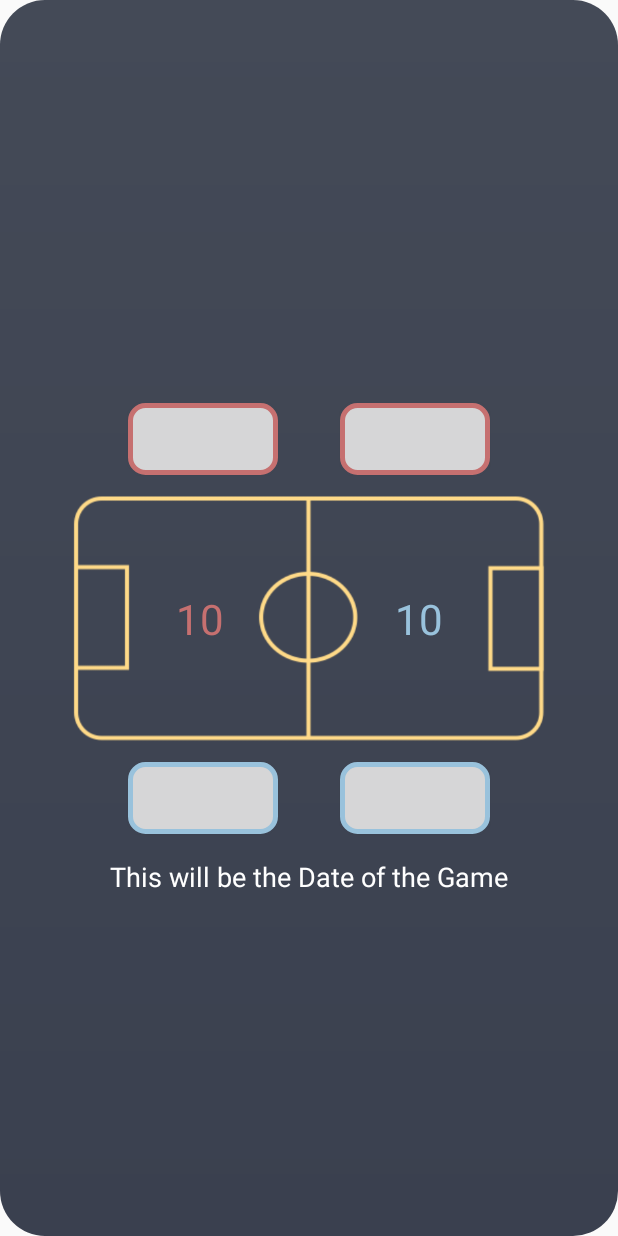
After one commit to s-msimic/SmartKickertisch, an Android app: the layout match_history_game_dialog_layout.xml on its own in the app's theme, with its tools: preview values and no code run, on a phone screen of 412 x 824 dp. The commit adds this screen. Run offline under Robolectric (Android 15) with nearby library versions, the phone set to English and light mode, and no system bars.

Commit message:
Added Dialog Layout for MatchHistory

```diff
--- a/app/src/main/java/com/example/matte/smartkickertisch/MatchHistoryFragment.java
+++ b/app/src/main/java/com/example/matte/smartkickertisch/MatchHistoryFragment.java
@@ -7,9 +7,7 @@ import android.support.annotation.Nullable;
 import android.support.v4.app.Fragment;
 import android.support.v7.widget.LinearLayoutManager;
 import android.support.v7.widget.RecyclerView;
-import android.text.format.DateUtils;
 import android.util.Log;
-import android.util.SparseArray;
 import android.view.LayoutInflater;
 import android.view.View;
 import android.view.ViewGroup;
@@ -22,9 +20,7 @@ import com.google.firebase.database.FirebaseDatabase;
 import com.google.firebase.database.Query;
 import com.google.firebase.database.ValueEventListener;
 
-import java.util.Collections;
 import java.util.HashMap;
-import java.util.TreeMap;
 
 
 /**
@@ -85,8 +81,9 @@ public class MatchHistoryFragment extends Fragment {
             recyclerViewAdapter = new MatchHistoryRecyclerViewAdapter(gamesMap);
             recyclerView.setAdapter(recyclerViewAdapter);
             recyclerViewAdapter.setOnItemClickListener(position1 -> {
-                Toast.makeText(getContext(), "Game Nr. " + position1, Toast.LENGTH_SHORT).show();
                 Log.i(TAG, "onItemClick: " + recyclerViewAdapter.dataMap.get(position1).getBlueTeamScore() + ":" + recyclerViewAdapter.dataMap.get(position1).getRedTeamScore());
+                MatchHistoryGameDialog dialog = new MatchHistoryGameDialog();
+                dialog.show(requireActivity().getSupportFragmentManager(), position1 + "");
             });
 
             Log.i(TAG, "onDataChange: finished");
--- /dev/null
+++ b/app/src/main/java/com/example/matte/smartkickertisch/MatchHistoryGameDialog.java
@@ -0,0 +1,40 @@
+package com.example.matte.smartkickertisch;
+
+import android.app.Dialog;
+import android.graphics.Color;
+import android.graphics.drawable.ColorDrawable;
+import android.os.Bundle;
+import android.support.annotation.NonNull;
+import android.support.v4.content.ContextCompat;
+import android.support.v7.app.AlertDialog;
+import android.support.v7.app.AppCompatDialogFragment;
+import android.view.LayoutInflater;
+import android.view.View;
+
+public class MatchHistoryGameDialog extends AppCompatDialogFragment {
+
+    @NonNull
+    @Override
+    public Dialog onCreateDialog(Bundle savedInstanceState) {
+        AlertDialog.Builder builder = new AlertDialog.Builder(getContext());
+
+        LayoutInflater inflater = getActivity().getLayoutInflater();
+        View view = inflater.inflate(R.layout.match_history_game_dialog_layout, null);
+        view.setBackground(ContextCompat.getDrawable(getContext(), R.drawable.match_history_dialog_background));
+        view.setClipToOutline(true);
+        builder.setView(view);
+        return builder.create();
+    }
+
+    @Override
+    public Dialog getDialog() {
+        return super.getDialog();
+    }
+
+    @Override
+    public void onStart() {
+        super.onStart();
+        if (getDialog().getWindow() != null)
+            getDialog().getWindow().setBackgroundDrawable(new ColorDrawable(Color.TRANSPARENT));
+    }
+}
--- a/app/src/main/java/com/example/matte/smartkickertisch/MatchHistoryRecyclerViewAdapter.java
+++ b/app/src/main/java/com/example/matte/smartkickertisch/MatchHistoryRecyclerViewAdapter.java
@@ -9,10 +9,7 @@ import android.view.View;
 import android.view.ViewGroup;
 import android.widget.TextView;
 
-import java.util.Collections;
 import java.util.HashMap;
-import java.util.SortedMap;
-import java.util.TreeMap;
 
 import de.hdodenhof.circleimageview.CircleImageView;
 
--- /dev/null
+++ b/app/src/main/res/drawable/match_history_dialog_background.xml
@@ -0,0 +1,14 @@
+<?xml version="1.0" encoding="utf-8"?>
+<shape xmlns:android="http://schemas.android.com/apk/res/android">
+    <gradient
+        android:startColor="@color/colorSignUpBackgroundDark"
+        android:endColor="@color/colorSignUpBackgroundBright"
+        android:angle="90"/>
+<corners
+    android:radius="30dp" />
+<padding
+    android:left="10dp"
+    android:top="10dp"
+    android:right="10dp"
+    android:bottom="10dp" />
+</shape>
--- a/app/src/main/res/layout/activity_lobby.xml
+++ b/app/src/main/res/layout/activity_lobby.xml
@@ -49,7 +49,6 @@
         app:layout_constraintBottom_toBottomOf="parent"
         app:layout_constraintStart_toStartOf="parent"
         app:layout_constraintEnd_toEndOf="parent"
-        app:layout_constraintVertical_bias="0.5"
         app:srcCompat="@drawable/soccerfield" />
 
     <com.example.matte.smartkickertisch.PlayerButtonTag
--- /dev/null
+++ b/app/src/main/res/layout/match_history_game_dialog_layout.xml
@@ -0,0 +1,116 @@
+<?xml version="1.0" encoding="utf-8"?>
+<android.support.constraint.ConstraintLayout
+    xmlns:android="http://schemas.android.com/apk/res/android"
+    android:layout_width="match_parent"
+    android:layout_height="match_parent"
+    xmlns:app="http://schemas.android.com/apk/res-auto"
+    android:id="@+id/matchHistoryGameDialog"
+    android:padding="16dp"
+    android:background="@drawable/match_history_dialog_background">
+
+    <com.example.matte.smartkickertisch.PlayerButtonTag
+        android:layout_width="100dp"
+        android:layout_height="wrap_content"
+        android:id="@+id/gameDialogRedDefensePlayerButtonTag"
+        android:background="@drawable/border_button_red"
+        android:textSize="12sp"
+        android:textColor="@color/colorWhite"
+        android:textAllCaps="false"
+        app:layout_constraintStart_toStartOf="@id/gameDialogSoccerFieldImageView"
+        app:layout_constraintEnd_toStartOf="@id/gameDialogRedOffensePlayerButtonTag"
+        app:layout_constraintBottom_toTopOf="@id/gameDialogSoccerFieldImageView"
+        />
+
+    <com.example.matte.smartkickertisch.PlayerButtonTag
+        android:layout_width="100dp"
+        android:layout_height="wrap_content"
+        android:id="@+id/gameDialogRedOffensePlayerButtonTag"
+        android:background="@drawable/border_button_red"
+        android:textSize="12sp"
+        android:textColor="@color/colorWhite"
+        android:textAllCaps="false"
+        app:layout_constraintStart_toEndOf="@id/gameDialogRedDefensePlayerButtonTag"
+        app:layout_constraintEnd_toEndOf="@id/gameDialogSoccerFieldImageView"
+        app:layout_constraintBottom_toTopOf="@id/gameDialogSoccerFieldImageView"
+        />
+
+    <ImageView
+        android:layout_width="324dp"
+        android:layout_height="191dp"
+        android:id="@+id/gameDialogSoccerFieldImageView"
+        app:srcCompat="@drawable/soccerfield"
+        app:layout_constraintTop_toTopOf="parent"
+        app:layout_constraintBottom_toBottomOf="parent"
+        app:layout_constraintStart_toStartOf="parent"
+        app:layout_constraintEnd_toEndOf="parent"
+        />
+
+    <TextView
+        android:layout_width="wrap_content"
+        android:layout_height="wrap_content"
+        android:id="@+id/gameDialogBlueTeamScoreTextView"
+        android:text="10"
+        android:textSize="28sp"
+        android:textColor="@color/colorSwitchSignUpAndLogin"
+        app:layout_constraintTop_toTopOf="@id/gameDialogSoccerFieldImageView"
+        app:layout_constraintBottom_toBottomOf="@id/gameDialogSoccerFieldImageView"
+        app:layout_constraintStart_toStartOf="@id/gameDialogSoccerFieldImageView"
+        app:layout_constraintEnd_toEndOf="@id/gameDialogSoccerFieldImageView"
+        app:layout_constraintHorizontal_bias="0.75"
+        />
+
+    <TextView
+        android:layout_width="wrap_content"
+        android:layout_height="wrap_content"
+        android:id="@+id/gameDialogRedTeamScoreTextView"
+        android:text="10"
+        android:textSize="28sp"
+        android:textColor="@color/colorSignUpError"
+        app:layout_constraintTop_toTopOf="@id/gameDialogSoccerFieldImageView"
+        app:layout_constraintBottom_toBottomOf="@id/gameDialogSoccerFieldImageView"
+        app:layout_constraintStart_toStartOf="@id/gameDialogSoccerFieldImageView"
+        app:layout_constraintEnd_toEndOf="@id/gameDialogSoccerFieldImageView"
+        app:layout_constraintHorizontal_bias="0.25"
+        />
+
+    <com.example.matte.smartkickertisch.PlayerButtonTag
+        android:layout_width="100dp"
+        android:layout_height="wrap_content"
+        android:id="@+id/gameDialogBlueDefenseBlayerButtonTag"
+        android:background="@drawable/border_button_blue"
+        android:textSize="12sp"
+        android:textColor="@color/colorWhite"
+        android:textAllCaps="false"
+        app:layout_constraintStart_toStartOf="@id/gameDialogSoccerFieldImageView"
+        app:layout_constraintEnd_toStartOf="@id/gameDialogBlueOffensePlayerButtonTag"
+        app:layout_constraintTop_toBottomOf="@id/gameDialogSoccerFieldImageView"
+        />
+
+    <com.example.matte.smartkickertisch.PlayerButtonTag
+        android:layout_width="100dp"
+        android:layout_height="wrap_content"
+        android:id="@+id/gameDialogBlueOffensePlayerButtonTag"
+        android:background="@drawable/border_button_blue"
+        android:textSize="12sp"
+        android:textColor="@color/colorWhite"
+        android:textAllCaps="false"
+        app:layout_constraintStart_toEndOf="@id/gameDialogBlueDefenseBlayerButtonTag"
+        app:layout_constraintEnd_toEndOf="@id/gameDialogSoccerFieldImageView"
+        app:layout_constraintTop_toBottomOf="@id/gameDialogSoccerFieldImageView"/>
+
+    <TextView
+        android:layout_width="wrap_content"
+        android:layout_height="wrap_content"
+        android:id="@+id/gameDialogDateTextView"
+        android:text="This will be the Date of the Game"
+        android:textColor="@color/colorWhite"
+        android:textSize="18sp"
+        android:gravity="center"
+        android:layout_marginTop="16dp"
+        app:layout_constraintStart_toStartOf="@id/gameDialogSoccerFieldImageView"
+        app:layout_constraintEnd_toEndOf="@id/gameDialogSoccerFieldImageView"
+        app:layout_constraintTop_toBottomOf="@id/gameDialogBlueDefenseBlayerButtonTag"
+        />
+
+
+</android.support.constraint.ConstraintLayout>
```
